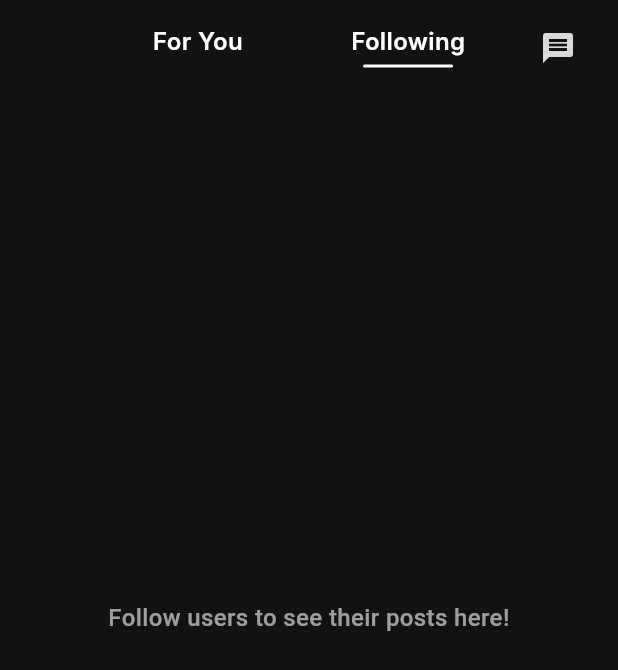
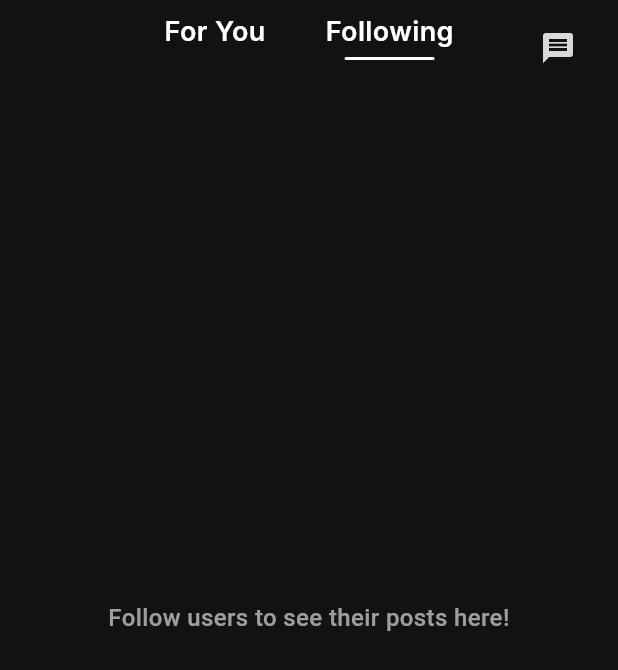
Before and after one commit to ahmadarafeeh/newvid, a Flutter app: the FeedScreen screen opened directly, after a tap on "Following", on a phone screen of 412 x 824 dp. Shown: the top 670 px of the screen. Run offline on Flutter 3.47's test engine with Material 3 defaults, Android fonts, the phone set to English and light mode, and no system bars; our stand-ins replace cloud_firestore, firebase_analytics, firebase_auth, firebase_core, firebase_messaging, firebase_storage and 10 more; missing offline and left inert: video_trimmer; accounts and stored records are empty; network calls fail; Roboto replaces fonts that are missing (Inter).

Commit message:
Update feed_screen.dart

```diff
--- a/lib/screens/feed/feed_screen.dart
+++ b/lib/screens/feed/feed_screen.dart
@@ -14,6 +14,7 @@ import 'package:Ratedly/widgets/guidelines_popup.dart';
 import 'package:Ratedly/widgets/feedmessages.dart';
 import 'package:Ratedly/services/ads.dart';
 import 'package:Ratedly/utils/theme_provider.dart';
+import 'package:Ratedly/screens/Profile_page/profile_page.dart';
 
 // Define color schemes for both themes at top level
 class _ColorSet {
@@ -263,7 +264,9 @@ class _FeedScreenState extends State<FeedScreen> {
           _userCache[userMap['uid']] = userMap;
         }
       }
-    } catch (e) {}
+    } catch (e) {
+      print('Error bulk fetching users: $e');
+    }
   }
 
   void _updatePostVisibility(int page, List<Map<String, dynamic>> posts) {
@@ -335,10 +338,14 @@ class _FeedScreenState extends State<FeedScreen> {
   }
 
   // Method to open comments with transparent overlay
+// In FeedScreen class, update the _openComments method:
+// In FeedScreen class, update the _openComments method to use less barrier opacity:
   void _openComments(BuildContext context, Map<String, dynamic> post) {
     final postId = post['postId']?.toString() ?? '';
     final isVideo = post['isVideo'] == true;
     final postImage = post['postUrl']?.toString() ?? '';
+
+    print('🎬 FEEDSCREEN: Opening transparent comments for post $postId');
 
     showModalBottomSheet(
       context: context,
@@ -352,7 +359,9 @@ class _FeedScreenState extends State<FeedScreen> {
         postId: postId,
         postImage: postImage,
         isVideo: isVideo,
-        onClose: () {},
+        onClose: () {
+          print('🎬 FEEDSCREEN: CommentsBottomSheet closed');
+        },
         // The videoController will be passed from PostCard
       ),
     );
@@ -692,6 +701,153 @@ class _FeedScreenState extends State<FeedScreen> {
     return postId == _currentPlayingPostId;
   }
 
+  // =============================
+  // Skeleton Loading Widgets
+  // =============================
+
+  Widget _buildFeedSkeleton(_ColorSet colors) {
+    return PageView.builder(
+      scrollDirection: Axis.vertical,
+      itemCount: 3,
+      itemBuilder: (ctx, index) {
+        return _buildPostSkeleton(colors);
+      },
+    );
+  }
+
+  Widget _buildPostSkeleton(_ColorSet colors) {
+    return Container(
+      width: double.infinity,
+      height: double.infinity,
+      color: colors.backgroundColor,
+      child: Stack(
+        children: [
+          // Media content skeleton (full screen)
+          Container(
+            color: colors.skeletonColor,
+            width: double.infinity,
+            height: double.infinity,
+          ),
+
+          // Right side action buttons skeleton
+          Positioned(
+            bottom: 220,
+            right: 16,
+            child: Column(
+              children: [
+                // User avatar skeleton
+                CircleAvatar(
+                  radius: 21,
+                  backgroundColor: colors.skeletonColor,
+                ),
+                const SizedBox(height: 20),
+                // Comment button skeleton
+                Container(
+                  width: 36,
+                  height: 36,
+                  decoration: BoxDecoration(
+                    color: colors.skeletonColor,
+                    shape: BoxShape.circle,
+                  ),
+                ),
+                const SizedBox(height: 8),
+                // Share button skeleton
+                Container(
+                  width: 36,
+                  height: 36,
+                  decoration: BoxDecoration(
+                    color: colors.skeletonColor,
+                    shape: BoxShape.circle,
+                  ),
+                ),
+              ],
+            ),
+          ),
+
+          // Bottom overlay skeleton
+          Positioned(
+            bottom: 60,
+            left: 0,
+            right: 0,
+            child: Container(
+              padding: const EdgeInsets.all(16),
+              child: Column(
+                crossAxisAlignment: CrossAxisAlignment.start,
+                children: [
+                  // Rating section skeleton
+                  Container(
+                    height: 40,
+                    decoration: BoxDecoration(
+                      color: colors.skeletonColor,
+                      borderRadius: BorderRadius.circular(8),
+                    ),
+                  ),
+                  const SizedBox(height: 8),
+                  // Username and rating summary
+                  Row(
+                    children: [
+                      Expanded(
+                        child: Column(
+                          crossAxisAlignment: CrossAxisAlignment.start,
+                          children: [
+                            Container(
+                              height: 18,
+                              width: 120,
+                              decoration: BoxDecoration(
+                                color: colors.skeletonColor,
+                                borderRadius: BorderRadius.circular(4),
+                              ),
+                            ),
+                            const SizedBox(height: 4),
+                            Container(
+                              height: 14,
+                              width: 80,
+                              decoration: BoxDecoration(
+                                color: colors.skeletonColor.withOpacity(0.7),
+                                borderRadius: BorderRadius.circular(4),
+                              ),
+                            ),
+                          ],
+                        ),
+                      ),
+                      Container(
+                        height: 32,
+                        width: 120,
+                        decoration: BoxDecoration(
+                          color: colors.skeletonColor,
+                          borderRadius: BorderRadius.circular(8),
+                        ),
+                      ),
+                    ],
+                  ),
+                  const SizedBox(height: 8),
+                  // Description skeleton
+                  Container(
+                    height: 16,
+                    width: double.infinity,
+                    decoration: BoxDecoration(
+                      color: colors.skeletonColor.withOpacity(0.8),
+                      borderRadius: BorderRadius.circular(4),
+                    ),
+                  ),
+                  const SizedBox(height: 4),
+                  Container(
+                    height: 16,
+                    width: 200,
+                    decoration: BoxDecoration(
+                      color: colors.skeletonColor.withOpacity(0.6),
+                      borderRadius: BorderRadius.circular(4),
+                    ),
+                  ),
+                ],
+              ),
+            ),
+          ),
+        ],
+      ),
+    );
+  }
+
   @override
   Widget build(BuildContext context) {
     final themeProvider = Provider.of<ThemeProvider>(context);
@@ -702,23 +858,14 @@ class _FeedScreenState extends State<FeedScreen> {
       backgroundColor: colors.backgroundColor,
       body: Stack(
         children: [
-          // Main feed content - ALWAYS show feed body
-          _buildFeedBody(colors),
+          // Main feed content
+          _isLoading ? _buildFeedSkeleton(colors) : _buildFeedBody(colors),
 
-          // Overlay tabs at the top - ALWAYS VISIBLE
+          // Overlay tabs at the top
           if (width <= webScreenSize) _buildOverlayTabs(colors),
 
-          // Overlay message button at top right - ALWAYS VISIBLE
+          // Overlay message button at top right
           if (width <= webScreenSize) _buildOverlayMessageButton(colors),
-
-          // Show loading indicator over the content if still loading
-          if (_isLoading)
-            Container(
-              color: colors.backgroundColor.withOpacity(0.7),
-              child: Center(
-                child: CircularProgressIndicator(color: colors.textColor),
-              ),
-            ),
         ],
       ),
     );
@@ -734,37 +881,30 @@ class _FeedScreenState extends State<FeedScreen> {
         child: Row(
           mainAxisAlignment: MainAxisAlignment.center,
           children: [
-            // For You tab with text label
-            _buildTabItem(1, 'For You', colors),
+            _buildOverlayTab('For You', 1, colors),
             const SizedBox(width: 40),
-            // Following tab with text label
-            _buildTabItem(0, 'Following', colors),
+            _buildOverlayTab('Following', 0, colors),
           ],
         ),
       ),
     );
   }
 
-  Widget _buildTabItem(int index, String label, _ColorSet colors) {
+  Widget _buildOverlayTab(String text, int index, _ColorSet colors) {
     return GestureDetector(
-      behavior: HitTestBehavior
-          .translucent, // This ensures the entire area is tappable
       onTap: () {
         _switchTab(index);
         _showInterstitialAd();
       },
-      child: Container(
-        padding: const EdgeInsets.symmetric(
-            vertical: 8, horizontal: 16), // Added padding for larger tap area
       child: Column(
         mainAxisSize: MainAxisSize.min,
         children: [
           Text(
-              label,
+            text,
             style: TextStyle(
               color: Colors.white,
               fontWeight: FontWeight.w600,
-                fontSize: 16,
+              fontSize: 18,
               fontFamily: 'Inter',
             ),
           ),
@@ -773,39 +913,11 @@ class _FeedScreenState extends State<FeedScreen> {
             height: 2,
             width: 60,
             decoration: BoxDecoration(
-                color:
-                    _selectedTab == index ? Colors.white : Colors.transparent,
+              color: _selectedTab == index ? Colors.white : Colors.transparent,
               borderRadius: BorderRadius.circular(1),
             ),
           ),
         ],
-        ),
-      ),
-    );
-  }
-
-  Widget _buildOverlayTab(int index, _ColorSet colors) {
-    return GestureDetector(
-      onTap: () {
-        _switchTab(index);
-        _showInterstitialAd();
-      },
-      child: Container(
-        height: 24,
-        child: Column(
-          mainAxisSize: MainAxisSize.min,
-          children: [
-            Container(
-              height: 2,
-              width: 60,
-              decoration: BoxDecoration(
-                color:
-                    _selectedTab == index ? Colors.white : Colors.transparent,
-                borderRadius: BorderRadius.circular(1),
-              ),
-            ),
-          ],
-        ),
       ),
     );
   }
@@ -822,6 +934,7 @@ class _FeedScreenState extends State<FeedScreen> {
             final count = snapshot.data ?? 0;
             final formattedCount = _formatMessageCount(count);
 
+            // Replace the inner part of StreamBuilder with this (icon only, no circle)
             return Stack(
               clipBehavior: Clip.none,
               alignment: Alignment.center,
@@ -836,7 +949,7 @@ class _FeedScreenState extends State<FeedScreen> {
                     ),
                     icon: Icon(
                       Icons.message,
-                      color: colors.iconColor,
+                      color: colors.iconColor, // use your theme color
                       size: 24,
                     ),
                     onPressed: _navigateToMessages,
@@ -852,15 +965,15 @@ class _FeedScreenState extends State<FeedScreen> {
                         minWidth: 20,
                         minHeight: 20,
                       ),
-                      decoration: BoxDecoration(
-                        color: colors.cardColor,
+                      decoration: const BoxDecoration(
+                        color: Colors.red,
                         shape: BoxShape.circle,
                       ),
                       child: Center(
                         child: Text(
                           formattedCount,
-                          style: TextStyle(
-                            color: colors.textColor,
+                          style: const TextStyle(
+                            color: Colors.white,
                             fontSize: 10,
                             fontWeight: FontWeight.bold,
                           ),
@@ -885,10 +998,6 @@ class _FeedScreenState extends State<FeedScreen> {
   }
 
   Widget _buildFollowingFeed(_ColorSet colors) {
-    // Show empty state or loading within the feed
-    if (_isLoading && _followingPosts.isEmpty) {
-      return _buildLoadingFeed(colors);
-    }
     if (!_isLoading && _followingIds.isEmpty) {
       return _buildNoFollowingMessage(colors);
     }
@@ -897,18 +1006,8 @@ class _FeedScreenState extends State<FeedScreen> {
   }
 
   Widget _buildForYouFeed(_ColorSet colors) {
-    // Show loading state if no posts yet
-    if (_isLoading && _forYouPosts.isEmpty) {
-      return _buildLoadingFeed(colors);
-    }
     return _buildPostsPageView(
         _forYouPosts, _forYouPageController, colors, true);
-  }
-
-  Widget _buildLoadingFeed(_ColorSet colors) {
-    return Center(
-      child: CircularProgressIndicator(color: colors.textColor),
-    );
   }
 
   Widget _buildNoFollowingMessage(_ColorSet colors) {
```
Lines whose indentation alone changed are shown as unchanged.
